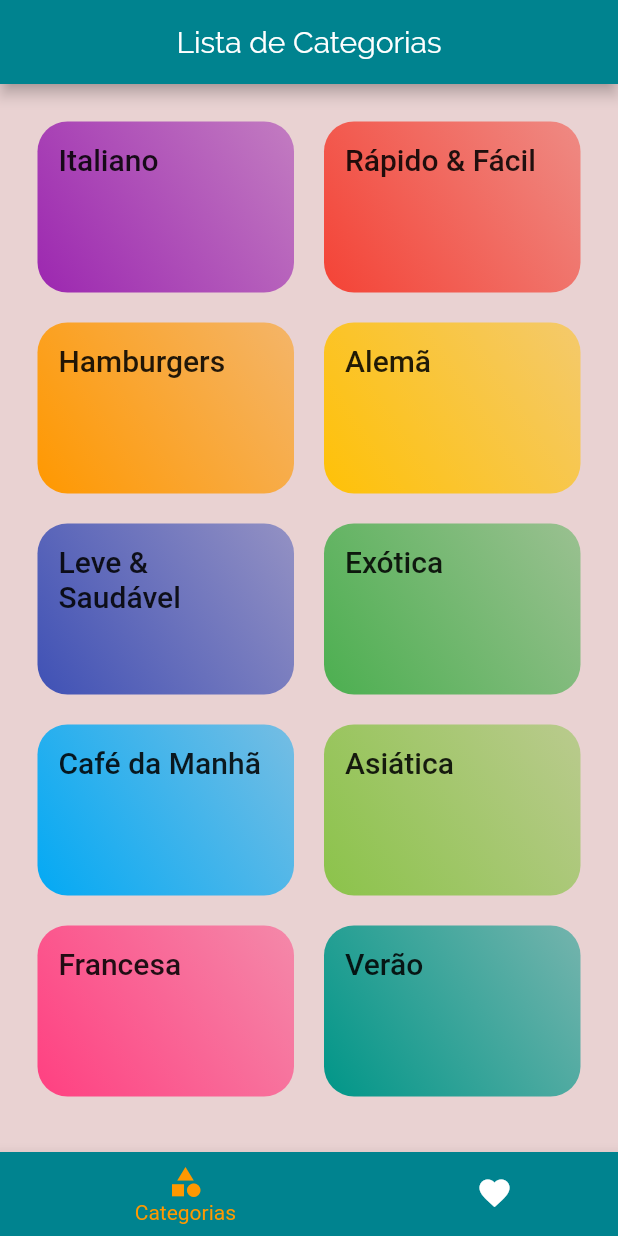
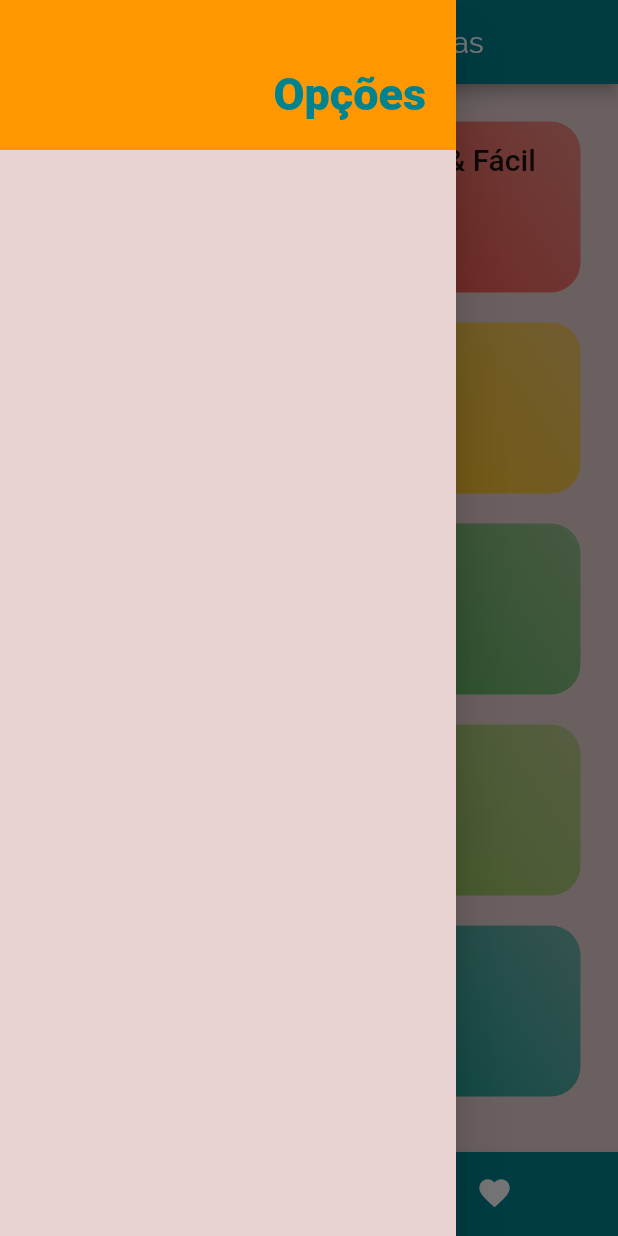
Before and after one commit to bielom43/foods_app, a Flutter app: the screen it shows after launch, with the side drawer open (before the commit the screen has no drawer), on a phone screen of 412 x 824 dp. Run offline on Flutter 3.47's test engine with Material 2 defaults, Android fonts, the phone set to English and light mode, and no system bars.

Commit message:
#031 add: created main drawer personalized in home page.

```diff
--- /dev/null
+++ b/lib/components/main_drawer.dart
@@ -0,0 +1,30 @@
+import 'package:flutter/material.dart';
+
+class MainDrawer extends StatelessWidget {
+  const MainDrawer({super.key});
+
+  @override
+  Widget build(BuildContext context) {
+    return Drawer(
+      child: Column(
+        children: [
+          Container(
+            height: 100,
+            width: double.infinity,
+            padding: const EdgeInsets.all(20),
+            color: Theme.of(context).colorScheme.secondary,
+            alignment: Alignment.bottomRight,
+            child: Text(
+              'Opções',
+              style: TextStyle(
+                fontWeight: FontWeight.w900,
+                fontSize: 30,
+                color: Theme.of(context).colorScheme.primary,
+              ),
+            ),
+          ),
+        ],
+      ),
+    );
+  }
+}
--- a/lib/screens/tabs_screen.dart
+++ b/lib/screens/tabs_screen.dart
@@ -3,6 +3,7 @@ import 'package:flutter/material.dart';
 //files import
 import 'categories_screen.dart';
 import 'favorite.screen.dart';
+import '../components/main_drawer.dart';
 
 class TabsScreen extends StatefulWidget {
   const TabsScreen({super.key});
@@ -42,6 +43,7 @@ class _TabsScreenState extends State<TabsScreen> {
             ),
           ),
         ),
+        drawer: MainDrawer(),
         body: _screens[_selectedScreenIndex]['screen'] as Widget,
         bottomNavigationBar: BottomNavigationBar(
           onTap: _selectedScreen,
```
